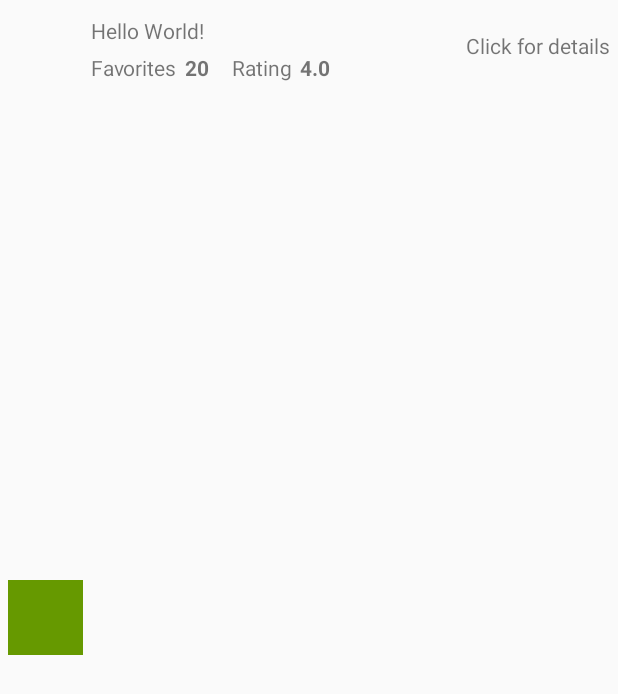
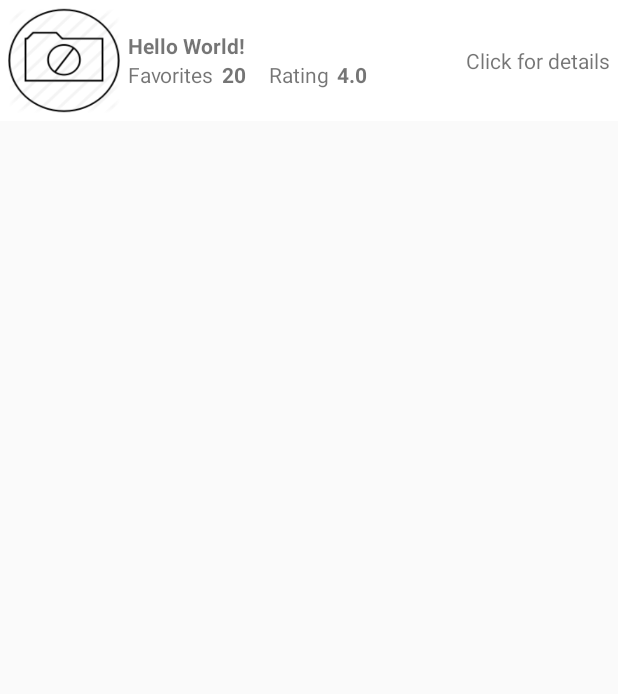
Before and after one commit to viniciushisao/hf-challenge, an Android app: the layout receipt_adapter_item.xml on its own in the app's theme, with its tools: preview values and no code run, on a phone screen of 412 x 824 dp. Shown: the top 694 px of the screen. Run offline under Robolectric (Android 15) with nearby library versions, the light colour scheme and no system bars.

```diff
--- a/app/src/main/res/layout/receipt_adapter_item.xml
+++ b/app/src/main/res/layout/receipt_adapter_item.xml
@@ -3,31 +3,35 @@
     xmlns:tools="http://schemas.android.com/tools"
     android:id="@+id/activity_main"
     android:layout_width="match_parent"
-    android:layout_height="match_parent"
+    android:layout_height="wrap_content"
+    android:background="#FFFFFF"
     android:orientation="horizontal"
-    android:padding="5dp"
+    android:padding="@dimen/default_margin"
     tools:context="br.com.hisao.hf.MainActivity">
 
     <ImageView
         android:id="@+id/thumb"
-        android:layout_width="50dp"
-        android:layout_height="50dp"
+        android:layout_width="0dp"
+        android:layout_height="70dp"
+        android:background="@drawable/image_not_found"
         android:layout_gravity="center"
-        android:background="@android:color/holo_green_dark" />
+        android:scaleType="fitXY"
+        android:layout_weight="1" />
 
     <LinearLayout
-        android:layout_width="0dp"
+        android:layout_width="0px"
         android:layout_height="wrap_content"
-        android:layout_margin="@dimen/default_margin"
-        android:layout_weight="1"
+        android:layout_gravity="center"
+        android:layout_marginLeft="@dimen/default_margin"
+        android:layout_weight="3"
         android:orientation="vertical">
 
         <TextView
             android:id="@+id/name"
             android:layout_width="wrap_content"
-            android:layout_height="match_parent"
-            android:layout_marginBottom="@dimen/default_margin"
-            android:text="Hello World!" />
+            android:layout_height="wrap_content"
+            android:text="Hello World!"
+            android:textStyle="bold" />
 
         <LinearLayout
             android:layout_width="wrap_content"
@@ -67,8 +71,7 @@
 
     <TextView
         android:layout_width="wrap_content"
-        android:layout_height="50dp"
-        android:layout_marginLeft="10dp"
-        android:gravity="center"
+        android:layout_height="wrap_content"
+        android:layout_gravity="center"
         android:text="Click for details" />
 </LinearLayout>
--- a/app/src/main/res/values/strings.xml
+++ b/app/src/main/res/values/strings.xml
@@ -12,4 +12,5 @@
     <string name="name">Name</string>
     <string name="description">Description</string>
     <string name="ingredients">Ingredients</string>
+    <string name="not_available">Not available</string>
 </resources>
```
Also changed, not shown: app/src/main/java/br/com/hisao/hf/adapters/RecipeAdapter.java (+6 -5 lines), app/src/main/res/layout/fragment_receipt_list.xml (+19 -4 lines), app/src/main/res/drawable/image_not_found.png (added).
